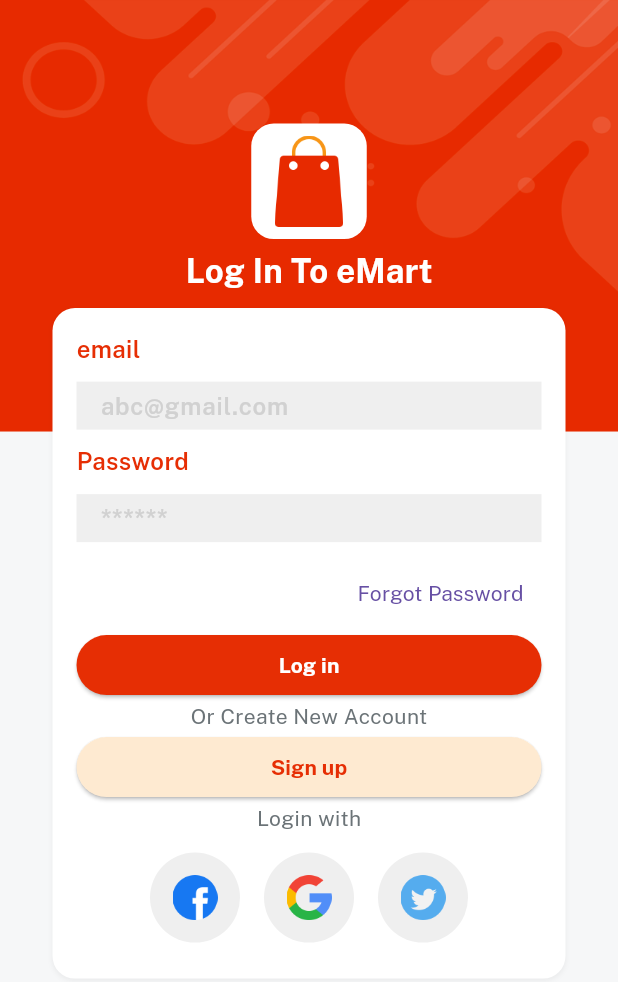
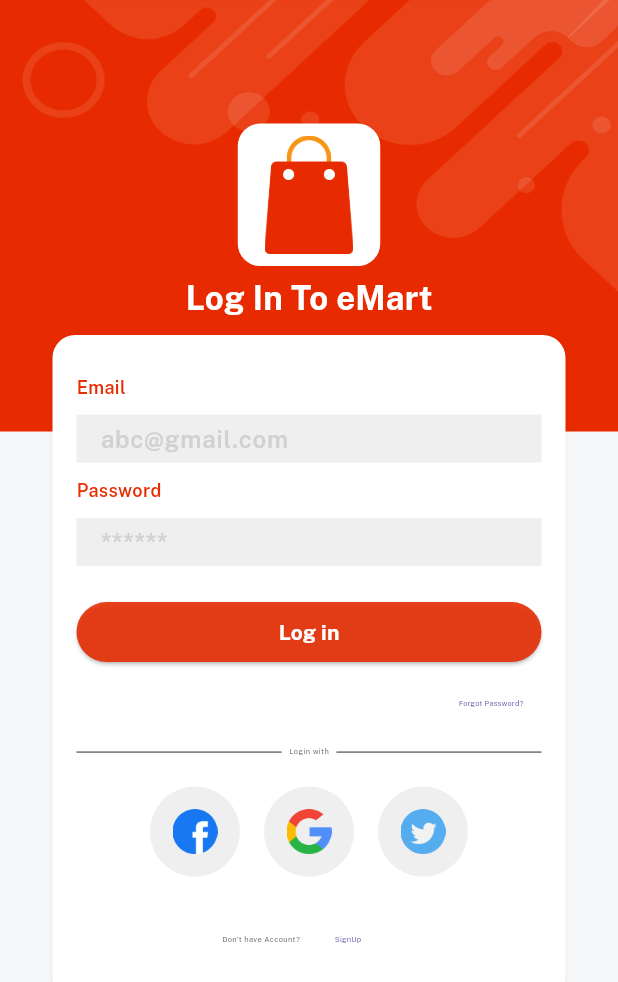
Before and after one commit to Anshramani2022/e_commerce, a Flutter app: the screen it shows after launch, on a phone screen of 412 x 824 dp. Shown: the top 982 px of the screen. Run offline on Flutter 3.47's test engine with Material 2 defaults, Android fonts, the phone set to English and light mode, and no system bars; our stand-ins replace cloud_firestore, firebase_auth, firebase_core, get, google_fonts, velocity_x; accounts and stored records are empty.

Commit message:
detail ui complete

```diff
--- a/lib/Widget_common/common_appLogo.dart
+++ b/lib/Widget_common/common_appLogo.dart
@@ -4,7 +4,7 @@ Widget appLogoWidget() {
   return Image.asset(icAppLogo)
       .box
       .white
-      .size(77, 77)
+      .size(95, 95)
       .padding(const EdgeInsets.all(8))
       .rounded
       .make();
--- a/lib/Widget_common/common_textfield.dart
+++ b/lib/Widget_common/common_textfield.dart
@@ -1,12 +1,19 @@
 import 'package:emart_app/consts/consts.dart';
 
-Widget customTextField({String? title, String? hint, controller}) {
+Widget customTextField(
+    {String? title, String? hint, controller, bool? isPass}) {
   return Column(
     crossAxisAlignment: CrossAxisAlignment.start,
     children: [
-      title!.text.size(16).fontFamily(semibold).color(redColor).make(),
+      title!.text.size(12).fontFamily(semibold).color(redColor).make(),
       10.heightBox,
       TextFormField(
+        validator: (value) {
+          if (value == null) {
+            return "required this field";
+          }
+        },
+        obscureText: isPass!,
         controller: controller,
         decoration: InputDecoration(
             hintStyle:
--- a/lib/consts/strings.dart
+++ b/lib/consts/strings.dart
@@ -1,17 +1,21 @@
 const appname = "eMart";
+const tagLine = "Come Fly The Friendly Ecommerce";
 const appversion = "Version 1.0.0";
-const credits = "@Ansh Ramani";
-const email = "email";
+const devloper = "Devloped by ";
+const credits = "Ansh Ramani";
+const email = "Email";
 const emailHint = "abc@gmail.com";
 const password = "Password";
 const passwordHint = "******";
 const retypePassword = "Retype Password";
 const name = "Name";
 const nameHint = "Enter Name";
-const forgetPass = "Forgot Password";
+const forgetPass = "Forgot Password?";
 const login = "Log in";
 const signup = "Sign up";
-const createNewAccount = "Or Create New Account";
+const loggedIn = "Loged in Successful";
+const loggedOut = "Loged out Successful";
+const createNewAccount = "Don't have Account?";
 const loginwith = "Login with";
 const privacyPolicy = "Privacy Policy";
 const termAndCondition = "Term And Condition";
--- a/lib/controller/auth_controller.dart
+++ b/lib/controller/auth_controller.dart
@@ -1,14 +1,11 @@
 import 'package:cloud_firestore/cloud_firestore.dart';
 import 'package:emart_app/consts/consts.dart';
 import 'package:firebase_auth/firebase_auth.dart';
-import 'package:firebase_storage/firebase_storage.dart';
 import 'package:get/get.dart';
 
 class AuthController extends GetxController {
   Future<UserCredential?> loginMethod(
       {String? email, String? password, context}) async {
-    UserCredential userCredential;
-
     try {
       await auth.signInWithEmailAndPassword(email: email!, password: password!);
     } on FirebaseAuthException catch (e) {
@@ -19,8 +16,6 @@ class AuthController extends GetxController {
 
   Future<UserCredential?> signupMethod(
       {String? email, String? password, context}) async {
-    UserCredential userCredential;
-
     try {
       await auth.createUserWithEmailAndPassword(
           email: email!, password: password!);
--- a/lib/view/auth_screen/login_screen.dart
+++ b/lib/view/auth_screen/login_screen.dart
@@ -1,6 +1,7 @@
 import 'package:emart_app/Widget_common/bg_widget.dart';
 import 'package:emart_app/Widget_common/common_appLogo.dart';
 import 'package:emart_app/consts/consts.dart';
+import 'package:emart_app/controller/auth_controller.dart';
 import 'package:emart_app/view/auth_screen/signup_Screen.dart';
 import 'package:emart_app/view/home_Screen/home.dart';
 import 'package:get/get.dart';
@@ -8,8 +9,18 @@ import 'package:get/get.dart';
 import '../../Widget_common/commonButton.dart';
 import '../../Widget_common/common_textfield.dart';
 
-class LoginScreen extends StatelessWidget {
+class LoginScreen extends StatefulWidget {
   const LoginScreen({Key? key}) : super(key: key);
+
+  @override
+  State<LoginScreen> createState() => _LoginScreenState();
+}
+
+class _LoginScreenState extends State<LoginScreen> {
+  var controller = Get.put(AuthController());
+  var passController = TextEditingController();
+
+  var emailController = TextEditingController();
 
   @override
   Widget build(BuildContext context) {
@@ -26,35 +37,70 @@ class LoginScreen extends StatelessWidget {
             10.heightBox,
             Column(
               children: [
-                customTextField(hint: emailHint, title: email),
-                customTextField(title: password, hint: passwordHint),
+                10.heightBox,
+                customTextField(
+                    hint: emailHint,
+                    title: email,
+                    controller: emailController,
+                    isPass: false),
+                customTextField(
+                    title: password,
+                    hint: passwordHint,
+                    controller: passController,
+                    isPass: true),
+                10.heightBox,
+                commonButton(
+                        title: login,
+                        color: redColor.withOpacity(0.90),
+                        onPress: () async {
+                          try {
+                            await controller
+                                .loginMethod(
+                                    context: context,
+                                    password: passController.text,
+                                    email: emailController.text)
+                                .then((value) {
+                              return controller.storeUserData(
+                                  password: passController.text,
+                                  email: emailController.text);
+                            }).then((value) {
+                              VxToast.show(context, msg: loggedIn);
+                              return Get.offAll(const Home());
+                            });
+                          } catch (e) {
+                            auth.signOut();
+                            VxToast.show(context, msg: e.toString());
+                          }
+                        },
+                        textColor: whiteColor)
+                    .box
+                    .width(context.screenWidth - 70)
+                    .make(),
                 Align(
                   alignment: Alignment.centerRight,
                   child: TextButton(
-                      onPressed: () {}, child: forgetPass.text.make()),
+                      onPressed: () {}, child: forgetPass.text.size(5).make()),
                 ),
-                commonButton(
-                        title: login,
-                        color: redColor,
-                        onPress: () {
-                          Get.to(() => const Home());
-                          // Get.to(() => Home());
-                        },
-                        textColor: whiteColor)
-                    .box
-                    .width(context.screenWidth - 50)
-                    .make(),
-                createNewAccount.text.color(fontGrey).make(),
-                commonButton(
-                  title: signup,
-                  color: lightgolden,
-                  onPress: () {
-                    Get.to(() => const SignUpScreen());
-                  },
-                  textColor: redColor,
-                ).box.width(context.screenWidth - 50).make(),
-                loginwith.text.color(fontGrey).make(),
-                5.heightBox,
+                Row(
+                  children: [
+                    const Expanded(
+                        child: Divider(
+                      thickness: 1,
+                      color: fontGrey,
+                    )),
+                    loginwith.text
+                        .color(fontGrey)
+                        .size(5)
+                        .make()
+                        .paddingSymmetric(horizontal: 5),
+                    const Expanded(
+                        child: Divider(
+                      thickness: 1,
+                      color: fontGrey,
+                    )),
+                  ],
+                ),
+                7.heightBox,
                 Row(
                   mainAxisAlignment: MainAxisAlignment.center,
                   children: List.generate(
@@ -70,7 +116,20 @@ class LoginScreen extends StatelessWidget {
                               ),
                             ),
                           )),
-                )
+                ),
+                10.heightBox,
+                Row(
+                  mainAxisAlignment: MainAxisAlignment.center,
+                  children: [
+                    createNewAccount.text.color(fontGrey).size(5).make(),
+                    TextButton(
+                      onPressed: () {
+                        Get.to(() => const SignUpScreen());
+                      },
+                      child: "SignUp".text.size(5).make(),
+                    )
+                  ],
+                ),
               ],
             )
                 .box
--- a/lib/view/home_Screen/home.dart
+++ b/lib/view/home_Screen/home.dart
@@ -5,7 +5,6 @@ import 'package:emart_app/view/home_Screen/cart/cart.dart';
 import 'package:emart_app/view/home_Screen/category/category.dart';
 import 'package:emart_app/view/home_Screen/home_screen/home_screen.dart';
 import 'package:get/get.dart';
-import 'package:google_nav_bar/google_nav_bar.dart';
 
 class Home extends StatelessWidget {
   const Home({Key? key}) : super(key: key);
--- a/pubspec.yaml
+++ b/pubspec.yaml
@@ -36,7 +36,7 @@ dependencies:
   cupertino_icons: ^1.0.2
   velocity_x: ^3.6.0
   get: ^4.6.5
-  google_nav_bar: ^5.0.6
+  google_fonts: ^3.0.1
 
   #firebase
   firebase_auth: ^4.2.0
```
Also changed, not shown: lib/view/auth_screen/signup_Screen.dart (+17 -5 lines), lib/view/home_Screen/profile/account.dart (+7 -1 lines), lib/view/splash_screen/splash_screen.dart (+42 -6 lines), pubspec.lock, 1 other file.
